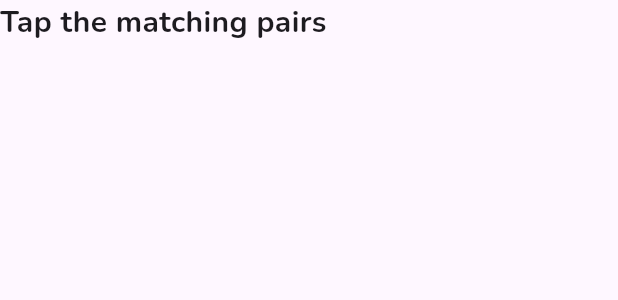
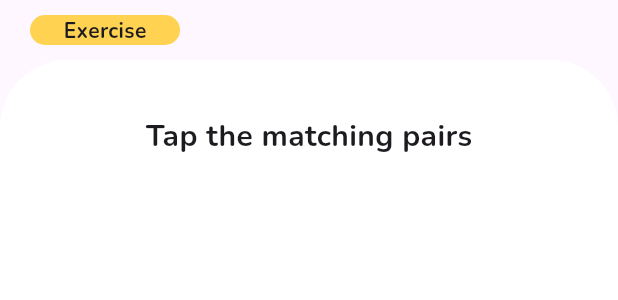
Before and after one commit to syncopascual/BasaBuddy, a Flutter app: the MatchingExercise widget shown alone on an empty page, opened directly with empty values, on a phone screen of 412 x 824 dp. Shown: the top 300 px of the screen. Run offline on Flutter 3.47's test engine with Material 3 defaults, Android fonts, the phone set to English and light mode, and no system bars; our stand-ins replace flutter_bloc, go_router, supabase_flutter; missing offline and left inert: dart:ffi; accounts and stored records are empty.

Commit message:
matching exercise, fillblank, ordering exercise UI and correct and wrong pop up

```diff
--- a/lib/components/MatchingExercise.dart
+++ b/lib/components/MatchingExercise.dart
@@ -1,16 +1,18 @@
+import 'package:basabuddy/components/QuestionPopup.dart';
 import 'package:flutter/material.dart';
+import '../colors.dart';
 import '../models/matchingData.dart';
 import 'MatchColumns.dart';
 
 
 class MatchingExercise extends StatelessWidget {
   final MatchingData matchingData;
-  final VoidCallback onCompleted;
+  final VoidCallback onCorrect;
 
   const MatchingExercise({
     super.key,
     required this.matchingData,
-    required this.onCompleted,
+    required this.onCorrect,
   });
 
   @override
@@ -18,15 +20,48 @@ class MatchingExercise extends StatelessWidget {
     return Column(
       crossAxisAlignment: CrossAxisAlignment.start,
       children: [
+        Container(height: 10,),
+
+        ///Exercise Label
+        Container(
+          margin: EdgeInsets.only(left: 20),
+          alignment: Alignment.center,
+          decoration: BoxDecoration(
+            color: selected,
+            borderRadius: BorderRadius.all(Radius.circular(45)),
+          ),
+          //height:60,
+          width: 100,
+          child: Text("Exercise"),
+        ),
+        Container(height: 10,),
+
+        Container(
+        padding: EdgeInsets.symmetric(horizontal: 36, vertical: 36),
+        decoration: BoxDecoration(
+        color: Colors.white,
+        borderRadius: BorderRadius.all(Radius.circular(45)),
+        ),
+          height: 420,
+          child: Column(
+            children: [
               const Text(
                 "Tap the matching pairs",
                 style: TextStyle(fontSize: 20, fontWeight: FontWeight.bold),
               ),
+
               const SizedBox(height: 16),
               MatchColumns(
                 pairs: matchingData.pairs,
-          onCompleted: onCompleted,
+                onCompleted: ()
+                   => correctPopup(context, onCorrect)
+                ,
               ),
+            ],
+          ),
+        ),
+
+
       ],
     );
   }
--- a/lib/screens/student/storyShell.dart
+++ b/lib/screens/student/storyShell.dart
@@ -366,13 +366,13 @@ class _StoryShellState extends State<StoryShell> {
         final page = MulchoExercise(mulcho: component, bgImage: 'grassy', onCorrectAnswer: () => nextPage(orderedStoryItems),);
         return page;
       case OrderData order:
-        final page = OrderingExercise(orderData: component, onCompleted: () => nextPage(orderedStoryItems),);
+        final page = OrderingExercise(orderData: component, onCorrect: () => nextPage(orderedStoryItems),);
         return page;
       case FillBlankData fillBlank:
         final page = FillBlankExercise(fillBlankData: component, onCorrectAnswer: () => nextPage(orderedStoryItems), onWrongAnswer: () {  },);
         return page;
       case MatchingData match:
-        final page = MatchingExercise(matchingData: component, onCompleted: () => nextPage(orderedStoryItems),);
+        final page = MatchingExercise(matchingData: component, onCorrect: () => nextPage(orderedStoryItems),);
         return page;
 
       default:
```
Also changed, not shown: lib/components/FillBlankExercise.dart (+39 -4 lines), lib/components/MulchoExercise.dart (+4 -40 lines), lib/components/OrderingExercise.dart (+36 -6 lines), lib/components/QuestionPopup.dart (added, +42 -0 lines). Lines whose indentation alone changed are shown as unchanged.
